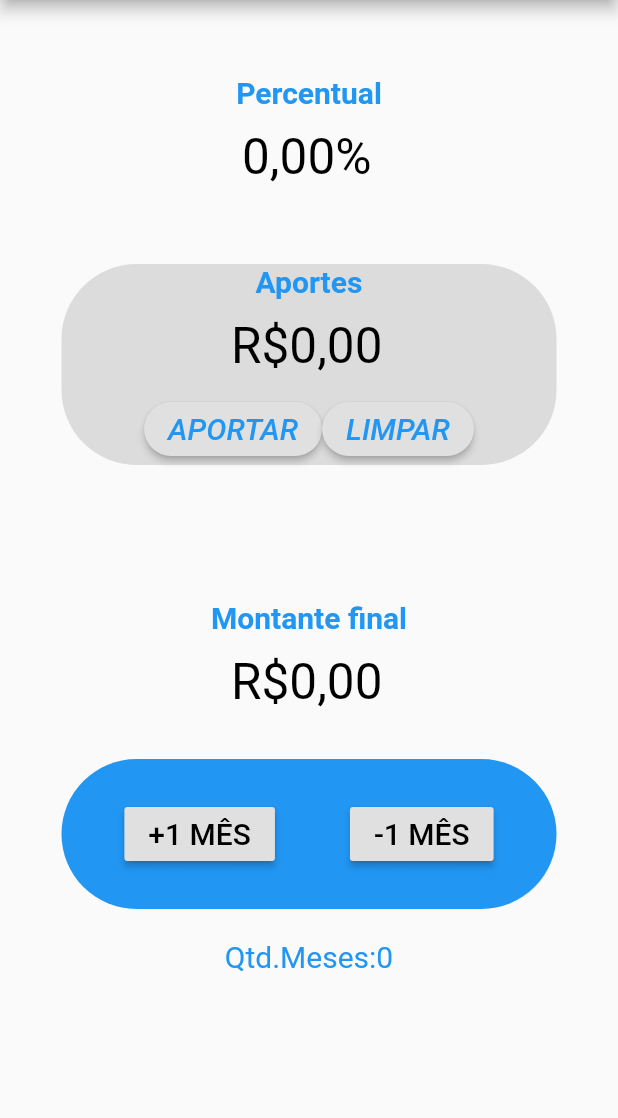
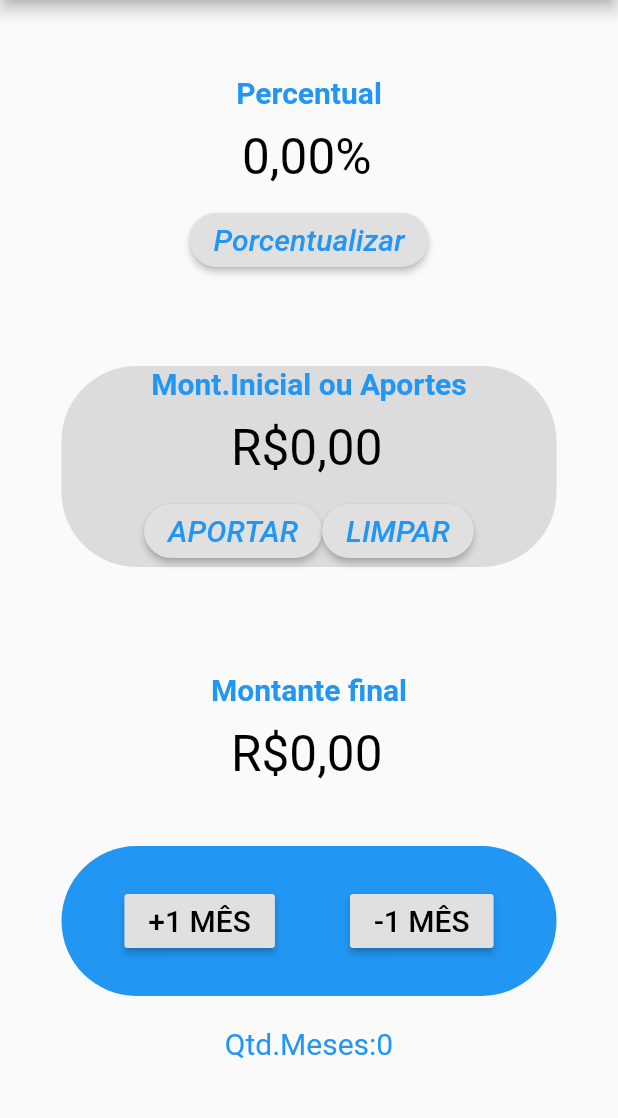
Before and after one commit to silvioagnello/Calcula_Juros, a Flutter app: the screen it shows after launch, on a phone screen of 412 x 824 dp, the part 84-1202 px from its top. Run offline on Flutter 3.47's test engine with Material 2 defaults, Android fonts, the phone set to English and light mode, and no system bars; our stand-ins replace flutter_masked_text.

Commit message:
last_Button

```diff
--- a/lib/pages/home.dart
+++ b/lib/pages/home.dart
@@ -26,6 +26,17 @@ class _HomeState extends State<Home> {
       if ((numMes >= 0 && value > 0) || (numMes > 0 && value < 0)) {
         numMes += value;
       }
+    });
+  }
+
+  void percentualizar(valMaiorRec, valMenorRec) {
+    double valMaior;
+    double valMenor;
+    valMaior = valMaiorRec.numberValue;
+    valMenor = valMenorRec.numberValue;;
+    double valCalculo = ((valMaior - valMenor) / valMenor) * 100;
+    setState(() {
+      perController.updateValue(valCalculo);
     });
   }
 
@@ -58,7 +69,21 @@ class _HomeState extends State<Home> {
         children: <Widget>[
           SizedBox(height: 50),
           PercentWidget(perController: perController),
-          SizedBox(height: 40),
+          RaisedButton(
+            child: Text(
+              "Porcentualizar",
+              style: TextStyle(
+                  color: Colors.blue,
+                  fontSize: 20,
+                  fontStyle: FontStyle.italic),
+            ),
+            shape:
+                RoundedRectangleBorder(borderRadius: BorderRadius.circular(50)),
+            onPressed: () {
+              percentualizar(valMontante, valController2);
+            }, //
+          ),
+          SizedBox(height: 60),
           Container(
             decoration: BoxDecoration(
               color: Colors.black12,
@@ -68,7 +93,7 @@ class _HomeState extends State<Home> {
             child: Column(
               children: <Widget>[
                 Text(
-                  "Aportes",
+                  "Mont.Inicial ou Aportes",
                   style: TextStyle(
                       color: Colors.blue,
                       fontWeight: FontWeight.w700,
@@ -118,7 +143,7 @@ class _HomeState extends State<Home> {
               ],
             ),
           ),
-          SizedBox(height: 90),
+          SizedBox(height: 70),
           StreamBuilder(
               stream: atualizaBloc.output,
               builder: (context, snapshot) {
@@ -127,7 +152,7 @@ class _HomeState extends State<Home> {
                 }
                 return MontanteWidget(valController: valMontante);
               }),
-          SizedBox(height: 20),
+          SizedBox(height: 30),
           // CalculaWidget(),
           Container(
             alignment: Alignment.centerRight,
```
